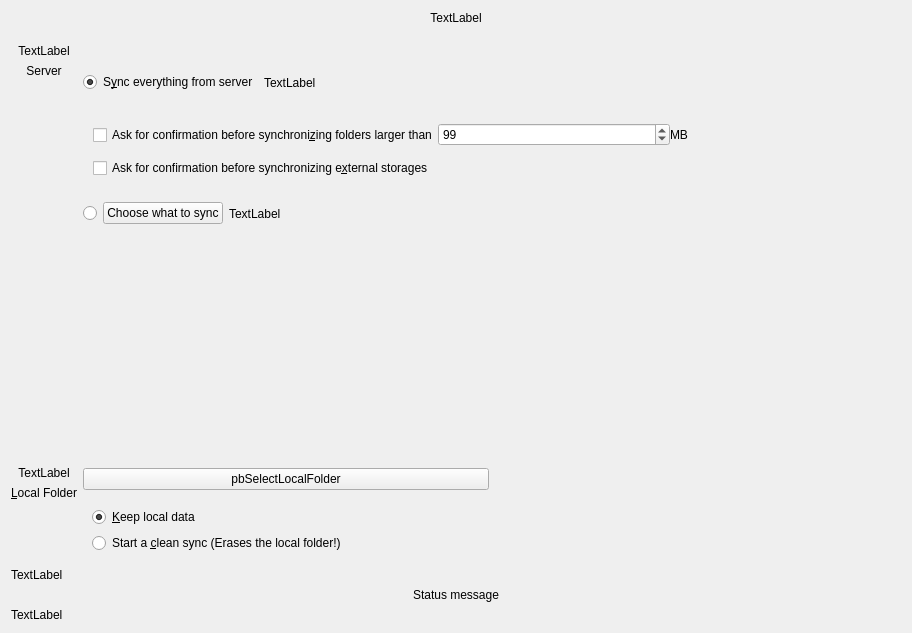
First picture: the form in src/gui/wizard/owncloudadvancedsetuppage.ui, repository nextcloud/desktop, before the edit.
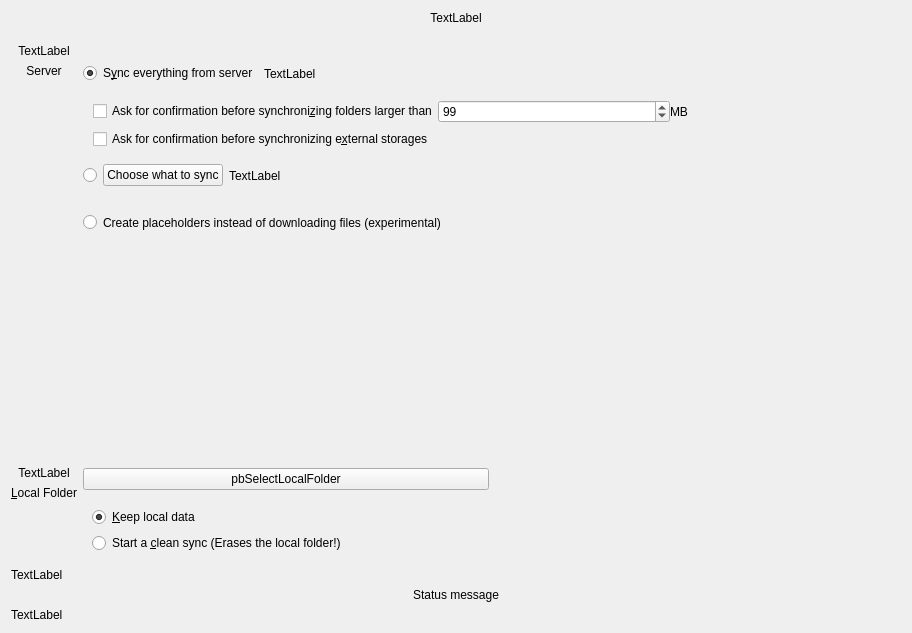
Second picture: the form after the edit.

Commit message:
Wizards: Add placeholder option and warning to account wizard
Also add the warning dialog to the option in the folder wizard.

Patch:
```diff
--- a/src/gui/wizard/owncloudadvancedsetuppage.ui
+++ b/src/gui/wizard/owncloudadvancedsetuppage.ui
@@ -343,6 +343,9 @@
             <property name="text">
              <string/>
             </property>
+            <property name="checkable">
+             <bool>false</bool>
+            </property>
            </widget>
           </item>
           <item>
@@ -377,6 +380,39 @@
           </item>
          </layout>
         </item>
+        <item>
+         <layout class="QHBoxLayout" name="horizontalLayout_4">
+          <item>
+           <widget class="QRadioButton" name="rPlaceholderSync">
+            <property name="sizePolicy">
+             <sizepolicy hsizetype="Minimum" vsizetype="Minimum">
+              <horstretch>0</horstretch>
+              <verstretch>0</verstretch>
+             </sizepolicy>
+            </property>
+            <property name="text">
+             <string>Create placeholders instead of downloading files (experimental)</string>
+            </property>
+            <property name="checkable">
+             <bool>false</bool>
+            </property>
+           </widget>
+          </item>
+          <item>
+           <spacer name="horizontalSpacer_5">
+            <property name="orientation">
+             <enum>Qt::Horizontal</enum>
+            </property>
+            <property name="sizeHint" stdset="0">
+             <size>
+              <width>40</width>
+              <height>20</height>
+             </size>
+            </property>
+           </spacer>
+          </item>
+         </layout>
+        </item>
        </layout>
       </widget>
      </item>
```
The commit also changes 7 other files.
